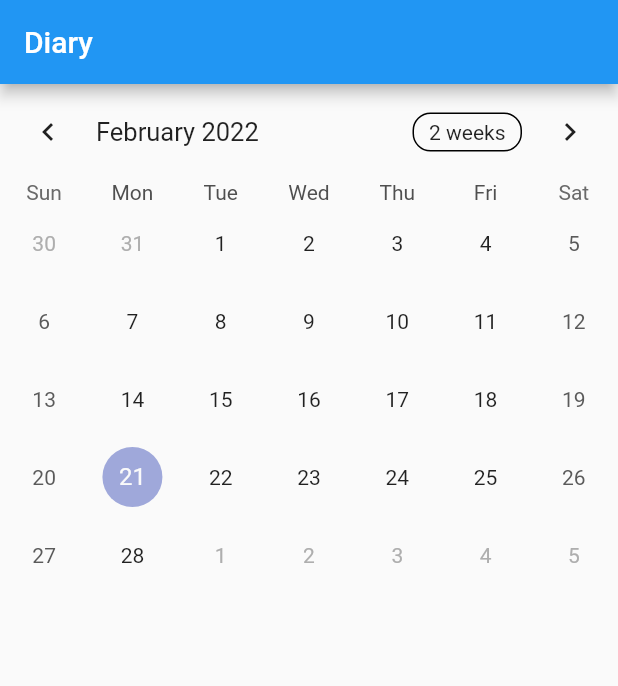
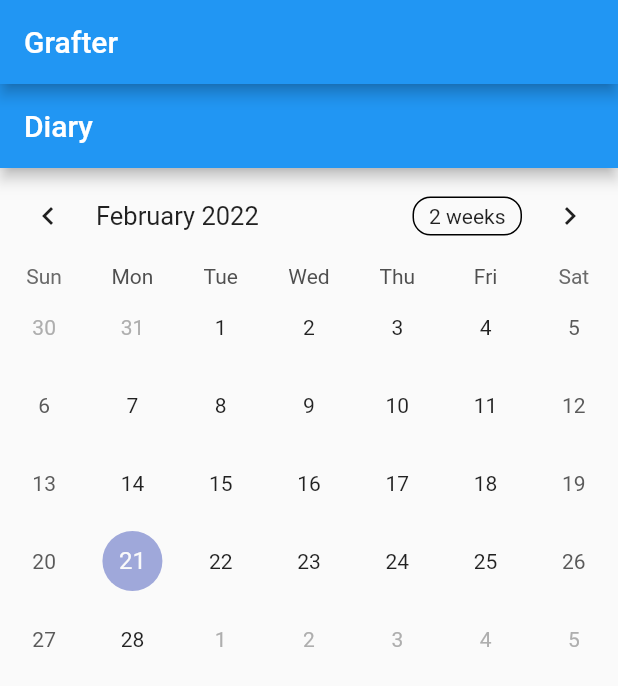
Before and after one commit to nealoverton/grafter, a Flutter app: the screen it shows after launch, on a phone screen of 412 x 824 dp. Shown: the top 686 px of the screen. Run offline on Flutter 3.47's test engine with Material 2 defaults, Android fonts, the phone set to English and light mode, and no system bars; drawn by our look-alikes of table_calendar.

Commit message:
finished setting up diary need jobs info to continue

```diff
--- a/lib/main.dart
+++ b/lib/main.dart
@@ -15,10 +15,8 @@ class MainPage extends StatelessWidget {
   @override
   Widget build(BuildContext context) {
     return Scaffold(
-      appBar: AppBar(
-        title: const Text('Diary'),
-      ),
-      body: DiaryWidget(),
-    );
+      appBar: AppBar(title:Text('Grafter')),
+      body: DiaryWidget()
+      );
   }
 }
--- a/lib/screens/diary.dart
+++ b/lib/screens/diary.dart
@@ -2,7 +2,7 @@ import 'package:flutter/material.dart';
 import 'package:table_calendar/table_calendar.dart';
 
 class DiaryWidget extends StatefulWidget {
-  const DiaryWidget({ Key? key }) : super(key: key);
+  const DiaryWidget({Key? key}) : super(key: key);
 
   @override
   _DiaryWidgetState createState() => _DiaryWidgetState();
@@ -15,7 +15,11 @@ class _DiaryWidgetState extends State<DiaryWidget> {
 
   @override
   Widget build(BuildContext context) {
-    return TableCalendar(
+    return Scaffold(
+      appBar: AppBar(
+        title: Text('Diary'),
+      ),
+      body: TableCalendar(
           firstDay: DateTime.utc(2010, 10, 16),
           lastDay: DateTime.utc(2030, 3, 14),
           focusedDay: DateTime.now(),
@@ -34,6 +38,9 @@ class _DiaryWidgetState extends State<DiaryWidget> {
               _calendarFormat = format;
             });
           },
+          onPageChanged: (focusedDay) {
+            _focusedDay = focusedDay;
+          }),
     );
   }
 }
```
Lines whose indentation alone changed are shown as unchanged.
